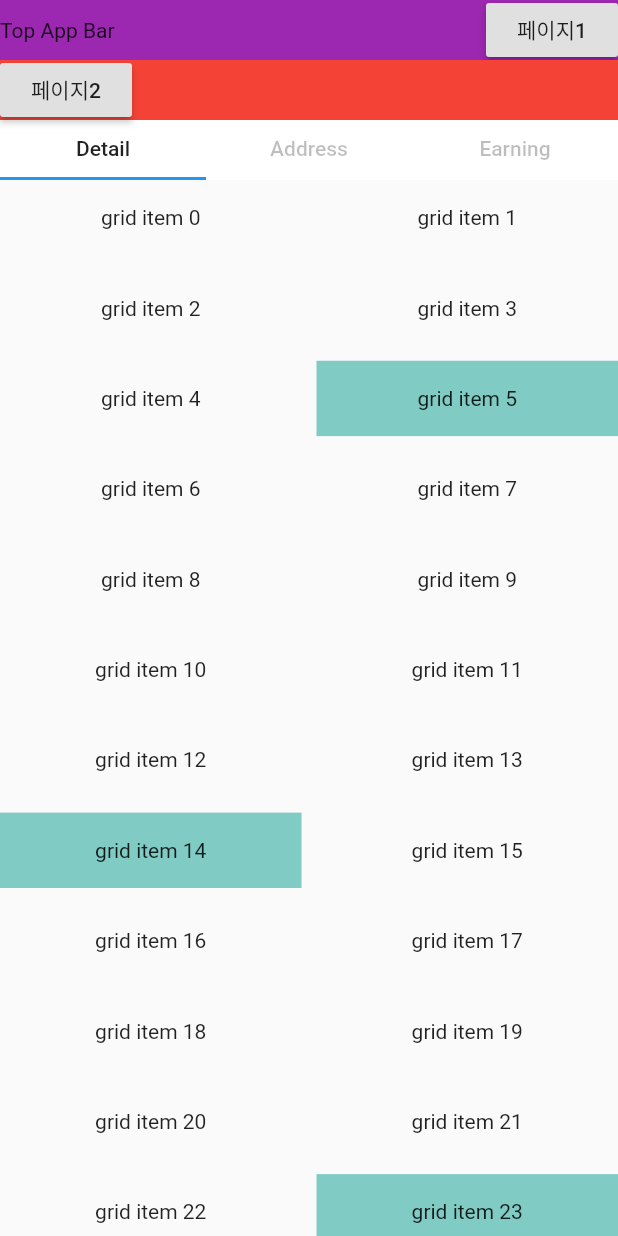
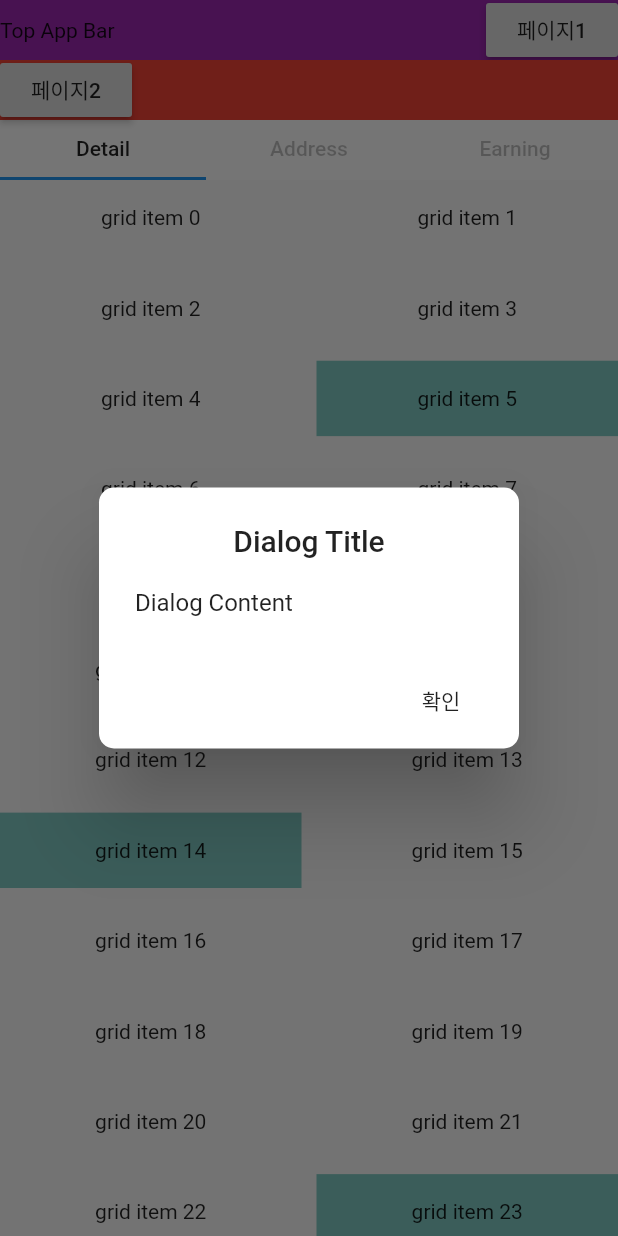
Before and after one commit to 1984tr/flutter-practice, a Flutter app: the Sample01 screen opened directly, after a tap on "페이지1", on a phone screen of 412 x 824 dp. Run offline on Flutter 3.47's test engine with Material 2 defaults, Android fonts, the phone set to English and light mode, and no system bars.

Commit message:
practice ui

```diff
--- a/lib/components/app_bar_top.dart
+++ b/lib/components/app_bar_top.dart
@@ -10,12 +10,54 @@ class AppBarTop extends StatelessWidget {
         child: Row(
           children: [
             Text("Top App Bar"),
-            Spacer(flex: 1,),
+            Spacer(
+              flex: 1,
+            ),
             RaisedButton(
-              onPressed: () {},
+              onPressed: () {
+                FlutterDialog(context);
+              },
               child: Text("페이지1"),
             )
           ],
         ));
   }
+
+  void FlutterDialog(BuildContext context) {
+    showDialog(
+        context: context,
+        //barrierDismissible - Dialog를 제외한 다른 화면 터치 x
+        barrierDismissible: false,
+        builder: (BuildContext context) {
+          return AlertDialog(
+            // RoundedRectangleBorder - Dialog 화면 모서리 둥글게 조절
+            shape: RoundedRectangleBorder(
+                borderRadius: BorderRadius.circular(10.0)),
+            //Dialog Main Title
+            title: Column(
+              children: <Widget>[
+                new Text("Dialog Title"),
+              ],
+            ),
+            //
+            content: Column(
+              mainAxisSize: MainAxisSize.min,
+              crossAxisAlignment: CrossAxisAlignment.start,
+              children: <Widget>[
+                Text(
+                  "Dialog Content",
+                ),
+              ],
+            ),
+            actions: <Widget>[
+              new FlatButton(
+                child: new Text("확인"),
+                onPressed: () {
+                  Navigator.pop(context);
+                },
+              ),
+            ],
+          );
+        });
+  }
 }
```
